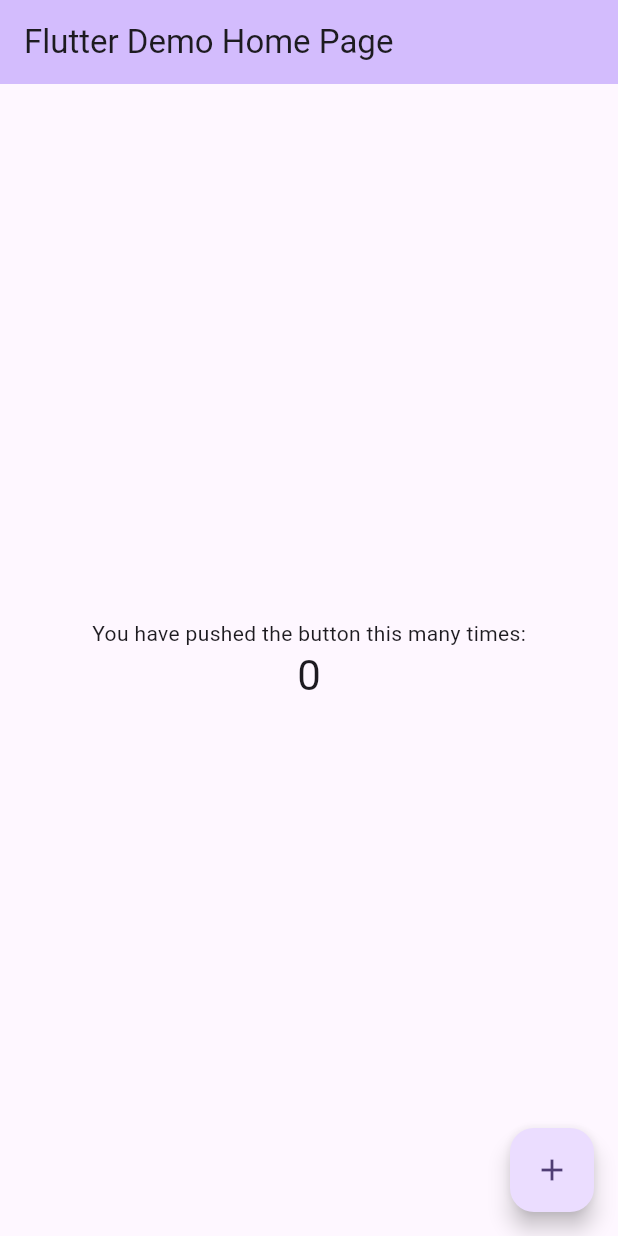
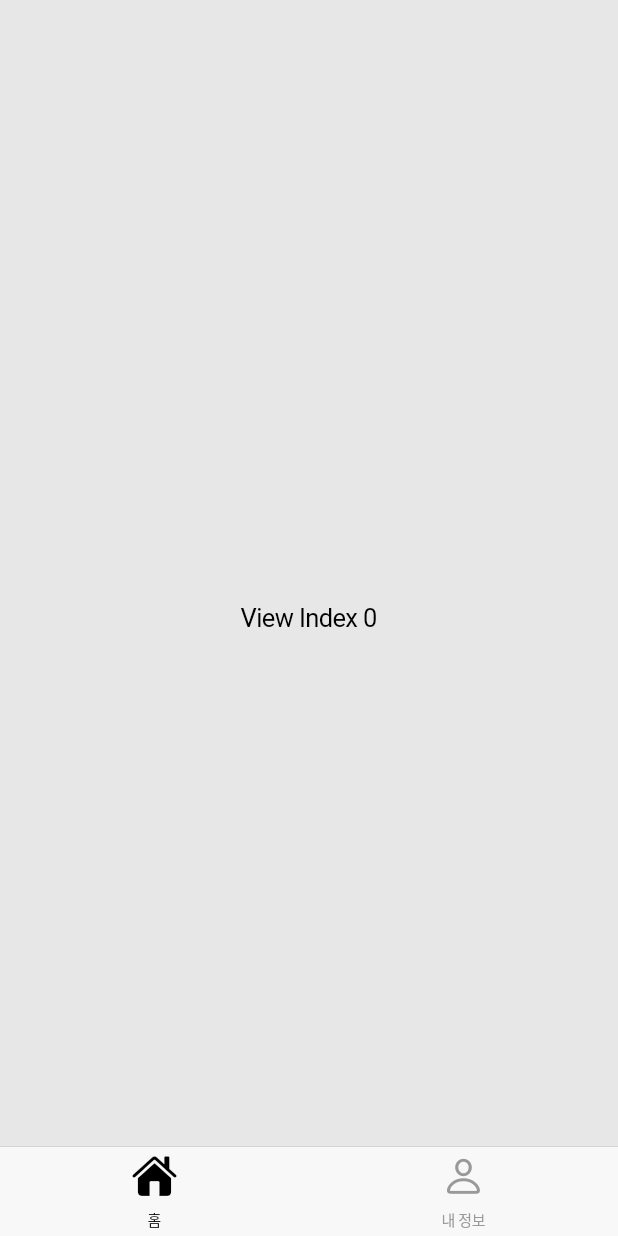
Before and after one commit to 2unbini/pharma-bros-flutter-app, a Flutter app: the screen it shows after launch, on a phone screen of 412 x 824 dp. Run offline on Flutter 3.47's test engine with Material 3 defaults, Android fonts, the phone set to English and light mode, and no system bars.

Commit message:
feat: implemented cupertino tab bar

```diff
--- a/pharma_bros_flutter_app/lib/main.dart
+++ b/pharma_bros_flutter_app/lib/main.dart
@@ -1,125 +1,49 @@
 import 'package:flutter/material.dart';
+import 'package:flutter/cupertino.dart';
 
 void main() {
-  runApp(const MyApp());
+  runApp(const PharmaBrosFlutterApp());
 }
 
-class MyApp extends StatelessWidget {
-  const MyApp({super.key});
+class PharmaBrosFlutterApp extends StatelessWidget {
+  const PharmaBrosFlutterApp({super.key});
 
   // This widget is the root of your application.
   @override
   Widget build(BuildContext context) {
-    return MaterialApp(
-      title: 'Flutter Demo',
-      theme: ThemeData(
-        // This is the theme of your application.
-        //
-        // TRY THIS: Try running your application with "flutter run". You'll see
-        // the application has a purple toolbar. Then, without quitting the app,
-        // try changing the seedColor in the colorScheme below to Colors.green
-        // and then invoke "hot reload" (save your changes or press the "hot
-        // reload" button in a Flutter-supported IDE, or press "r" if you used
-        // the command line to start the app).
-        //
-        // Notice that the counter didn't reset back to zero; the application
-        // state is not lost during the reload. To reset the state, use hot
-        // restart instead.
-        //
-        // This works for code too, not just values: Most code changes can be
-        // tested with just a hot reload.
-        colorScheme: ColorScheme.fromSeed(seedColor: Colors.deepPurple),
-        useMaterial3: true,
-      ),
-      home: const MyHomePage(title: 'Flutter Demo Home Page'),
+    return const CupertinoApp(
+      theme: CupertinoThemeData(brightness: Brightness.light),
+      home: CustomCupertinoTabBar(),
     );
   }
 }
 
-class MyHomePage extends StatefulWidget {
-  const MyHomePage({super.key, required this.title});
-
-  // This widget is the home page of your application. It is stateful, meaning
-  // that it has a State object (defined below) that contains fields that affect
-  // how it looks.
-
-  // This class is the configuration for the state. It holds the values (in this
-  // case the title) provided by the parent (in this case the App widget) and
-  // used by the build method of the State. Fields in a Widget subclass are
-  // always marked "final".
-
-  final String title;
-
-  @override
-  State<MyHomePage> createState() => _MyHomePageState();
-}
-
-class _MyHomePageState extends State<MyHomePage> {
-  int _counter = 0;
-
-  void _incrementCounter() {
-    setState(() {
-      // This call to setState tells the Flutter framework that something has
-      // changed in this State, which causes it to rerun the build method below
-      // so that the display can reflect the updated values. If we changed
-      // _counter without calling setState(), then the build method would not be
-      // called again, and so nothing would appear to happen.
-      _counter++;
-    });
-  }
+class CustomCupertinoTabBar extends StatelessWidget {
+  const CustomCupertinoTabBar({super.key});
 
   @override
   Widget build(BuildContext context) {
-    // This method is rerun every time setState is called, for instance as done
-    // by the _incrementCounter method above.
-    //
-    // The Flutter framework has been optimized to make rerunning build methods
-    // fast, so that you can just rebuild anything that needs updating rather
-    // than having to individually change instances of widgets.
-    return Scaffold(
-      appBar: AppBar(
-        // TRY THIS: Try changing the color here to a specific color (to
-        // Colors.amber, perhaps?) and trigger a hot reload to see the AppBar
-        // change color while the other colors stay the same.
-        backgroundColor: Theme.of(context).colorScheme.inversePrimary,
-        // Here we take the value from the MyHomePage object that was created by
-        // the App.build method, and use it to set our appbar title.
-        title: Text(widget.title),
-      ),
-      body: Center(
-        // Center is a layout widget. It takes a single child and positions it
-        // in the middle of the parent.
-        child: Column(
-          // Column is also a layout widget. It takes a list of children and
-          // arranges them vertically. By default, it sizes itself to fit its
-          // children horizontally, and tries to be as tall as its parent.
-          //
-          // Column has various properties to control how it sizes itself and
-          // how it positions its children. Here we use mainAxisAlignment to
-          // center the children vertically; the main axis here is the vertical
-          // axis because Columns are vertical (the cross axis would be
-          // horizontal).
-          //
-          // TRY THIS: Invoke "debug painting" (choose the "Toggle Debug Paint"
-          // action in the IDE, or press "p" in the console), to see the
-          // wireframe for each widget.
-          mainAxisAlignment: MainAxisAlignment.center,
-          children: <Widget>[
-            const Text(
-              'You have pushed the button this many times:',
-            ),
-            Text(
-              '$_counter',
-              style: Theme.of(context).textTheme.headlineMedium,
-            ),
+    return CupertinoTabScaffold(
+        tabBar: CupertinoTabBar(
+          items: const <BottomNavigationBarItem>[
+            BottomNavigationBarItem(
+                icon: Icon(CupertinoIcons.house),
+                activeIcon: Icon(CupertinoIcons.house_fill),
+                label: '홈'),
+            BottomNavigationBarItem(
+                icon: Icon(CupertinoIcons.person),
+                activeIcon: Icon(CupertinoIcons.person_fill),
+                label: '내 정보'),
           ],
+          activeColor: Colors.black,
+          height: 60,
         ),
-      ),
-      floatingActionButton: FloatingActionButton(
-        onPressed: _incrementCounter,
-        tooltip: 'Increment',
-        child: const Icon(Icons.add),
-      ), // This trailing comma makes auto-formatting nicer for build methods.
-    );
+        tabBuilder: (BuildContext context, int index) {
+          return CupertinoTabView(
+            builder: (BuildContext context) {
+              return Center(child: Text('View Index $index'));
+            },
+          );
+        });
   }
 }
```
Also changed, not shown: 1 other file.
